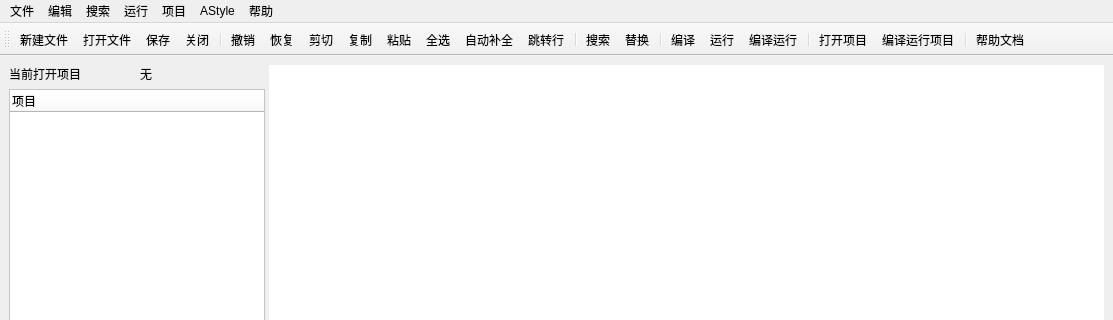
First picture: the form in CEditor/mainwindow.ui, repository XiaoZheng2003/BIT-QT-IDE, before the edit; both pictures show x 0 to 1113 and y 0 to 320 of the 1113 by 773 pixel window.
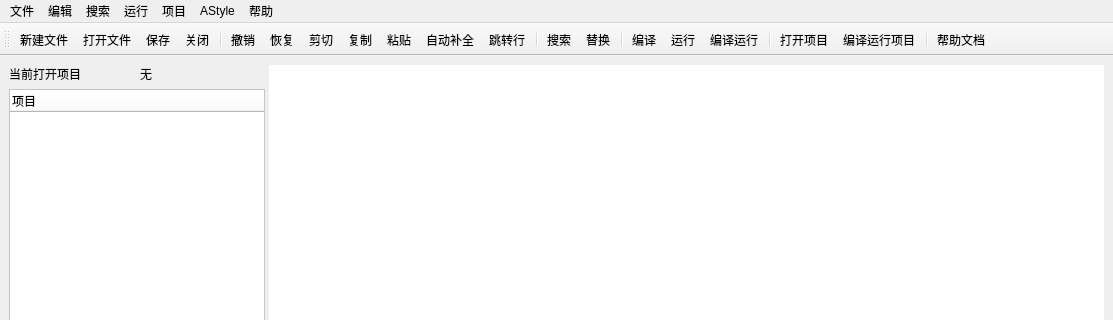
Second picture: the form after the edit. Icons and pictures are not drawn.

Commit message: 移除全选功能

Diff of the .ui file:
```diff
--- a/CEditor/mainwindow.ui
+++ b/CEditor/mainwindow.ui
@@ -279,7 +279,6 @@
    <addaction name="actionCut"/>
    <addaction name="actionCopy"/>
    <addaction name="actionPaste"/>
-   <addaction name="actionSelectAll"/>
    <addaction name="actionAutoComplete"/>
    <addaction name="actionJumpLine"/>
    <addaction name="separator"/>
```
Left out of the diff: 2 changed lines with no effect on the pictures.
